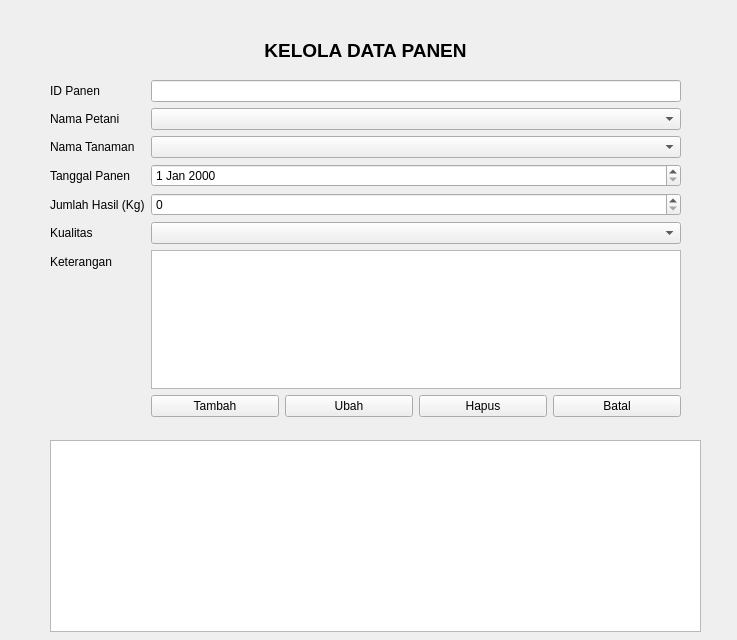
Above: panen.ui from ardithm/tugas_2310010259 before the change. Below: the same form after it.
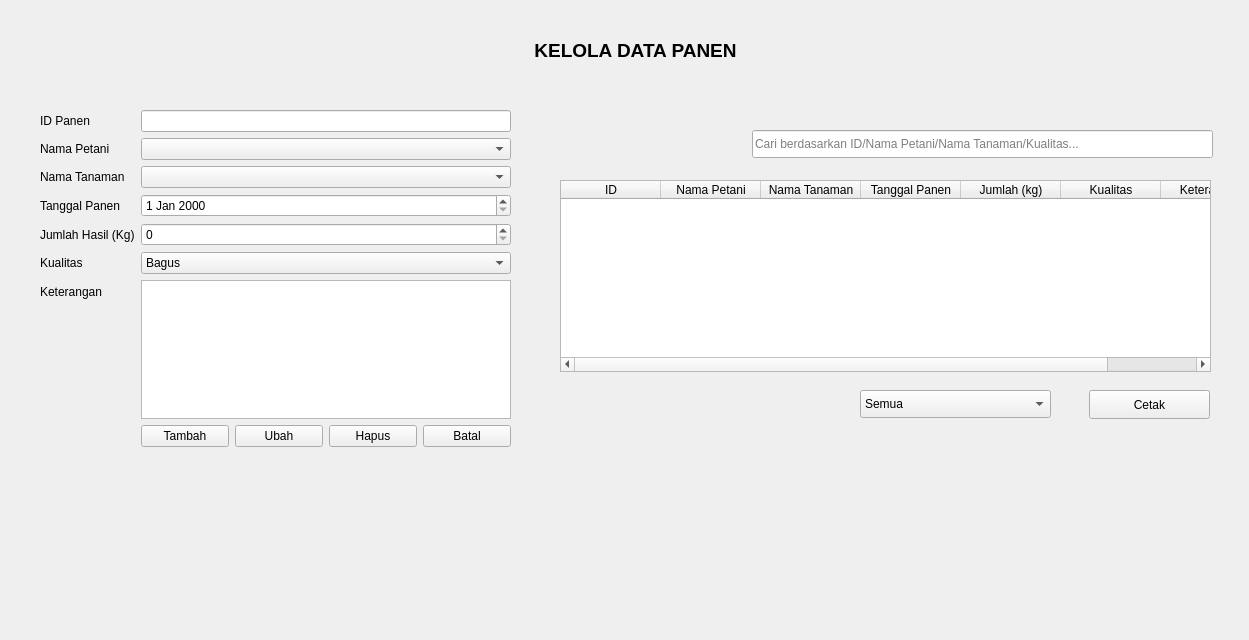
That is the form after the change.

Commit message: Menambahkan validasi, filter, dan cetak

What changed in the file:
```diff
--- a/panen.ui
+++ b/panen.ui
@@ -6,7 +6,7 @@
    <rect>
     <x>0</x>
     <y>0</y>
-    <width>737</width>
+    <width>1249</width>
     <height>640</height>
    </rect>
   </property>
@@ -16,9 +16,9 @@
   <widget class="QWidget" name="formLayoutWidget">
    <property name="geometry">
     <rect>
-     <x>50</x>
-     <y>80</y>
-     <width>631</width>
+     <x>40</x>
+     <y>110</y>
+     <width>471</width>
      <height>337</height>
     </rect>
    </property>
@@ -81,7 +81,23 @@
      </widget>
     </item>
     <item row="5" column="1">
-     <widget class="QComboBox" name="CBKualitas"/>
+     <widget class="QComboBox" name="CBKualitas">
+      <item>
+       <property name="text">
+        <string>Bagus</string>
+       </property>
+      </item>
+      <item>
+       <property name="text">
+        <string>Sedang</string>
+       </property>
+      </item>
+      <item>
+       <property name="text">
+        <string>Buruk</string>
+       </property>
+      </item>
+     </widget>
     </item>
     <item row="6" column="0">
      <widget class="QLabel" name="keteranganLabel">
@@ -132,7 +148,7 @@
     <rect>
      <x>50</x>
      <y>40</y>
-     <width>631</width>
+     <width>1171</width>
      <height>20</height>
     </rect>
    </property>
@@ -152,11 +168,102 @@
   <widget class="QTableWidget" name="tableWidget">
    <property name="geometry">
     <rect>
-     <x>50</x>
-     <y>440</y>
+     <x>560</x>
+     <y>180</y>
      <width>651</width>
      <height>192</height>
     </rect>
+   </property>
+   <column>
+    <property name="text">
+     <string>ID</string>
+    </property>
+   </column>
+   <column>
+    <property name="text">
+     <string>Nama Petani</string>
+    </property>
+   </column>
+   <column>
+    <property name="text">
+     <string>Nama Tanaman</string>
+    </property>
+   </column>
+   <column>
+    <property name="text">
+     <string>Tanggal Panen</string>
+    </property>
+   </column>
+   <column>
+    <property name="text">
+     <string>Jumlah (kg)</string>
+    </property>
+   </column>
+   <column>
+    <property name="text">
+     <string>Kualitas</string>
+    </property>
+   </column>
+   <column>
+    <property name="text">
+     <string>Keterangan</string>
+    </property>
+   </column>
+  </widget>
+  <widget class="QComboBox" name="comboFilter">
+   <property name="geometry">
+    <rect>
+     <x>860</x>
+     <y>390</y>
+     <width>191</width>
+     <height>28</height>
+    </rect>
+   </property>
+   <item>
+    <property name="text">
+     <string>Semua</string>
+    </property>
+   </item>
+   <item>
+    <property name="text">
+     <string>Bagus</string>
+    </property>
+   </item>
+   <item>
+    <property name="text">
+     <string>Sedang</string>
+    </property>
+   </item>
+   <item>
+    <property name="text">
+     <string>Buruk</string>
+    </property>
+   </item>
+  </widget>
+  <widget class="QLineEdit" name="lineCari">
+   <property name="geometry">
+    <rect>
+     <x>752</x>
+     <y>130</y>
+     <width>461</width>
+     <height>28</height>
+    </rect>
+   </property>
+   <property name="placeholderText">
+    <string>Cari berdasarkan ID/Nama Petani/Nama Tanaman/Kualitas...</string>
+   </property>
+  </widget>
+  <widget class="QPushButton" name="btnCetak">
+   <property name="geometry">
+    <rect>
+     <x>1089</x>
+     <y>390</y>
+     <width>121</width>
+     <height>29</height>
+    </rect>
+   </property>
+   <property name="text">
+    <string>Cetak</string>
    </property>
   </widget>
  </widget>
```
Left out of the diff: 4 changed lines with no effect on the pictures. The commit also changes 29 other files.
